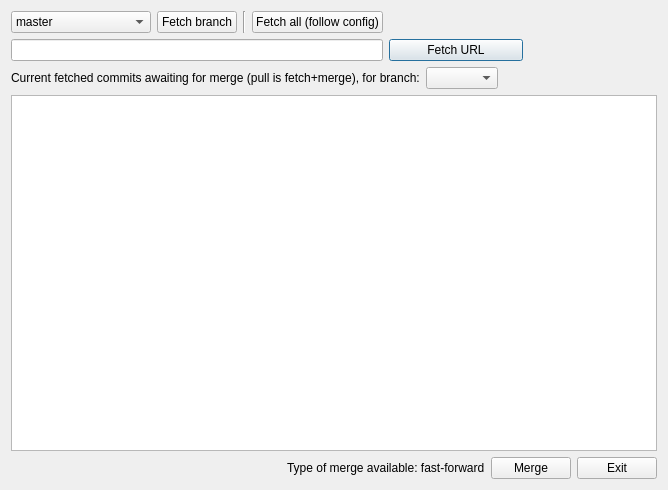
Above: manager/pulldialog.ui from NorthIsMirror/QtZekyllManager before the change. Below: the same form after it.
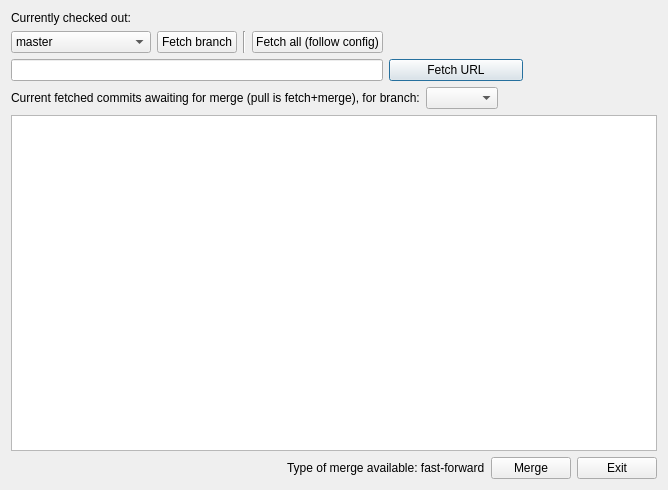
That is the form after the change.

Commit message: pulldialog.ui rc2: place to show HEAD's branch/tag/commit (label)

Patch:
```diff
--- a/manager/pulldialog.ui
+++ b/manager/pulldialog.ui
@@ -14,6 +14,13 @@
    <string>Dialog</string>
   </property>
   <layout class="QVBoxLayout" name="verticalLayout">
+   <item>
+    <widget class="QLabel" name="checkoutLabel">
+     <property name="text">
+      <string>Currently checked out: </string>
+     </property>
+    </widget>
+   </item>
    <item>
     <layout class="QGridLayout" name="gridLayout">
      <item row="1" column="5">
```
Left out of the diff: 1 changed line with no effect on the pictures.
